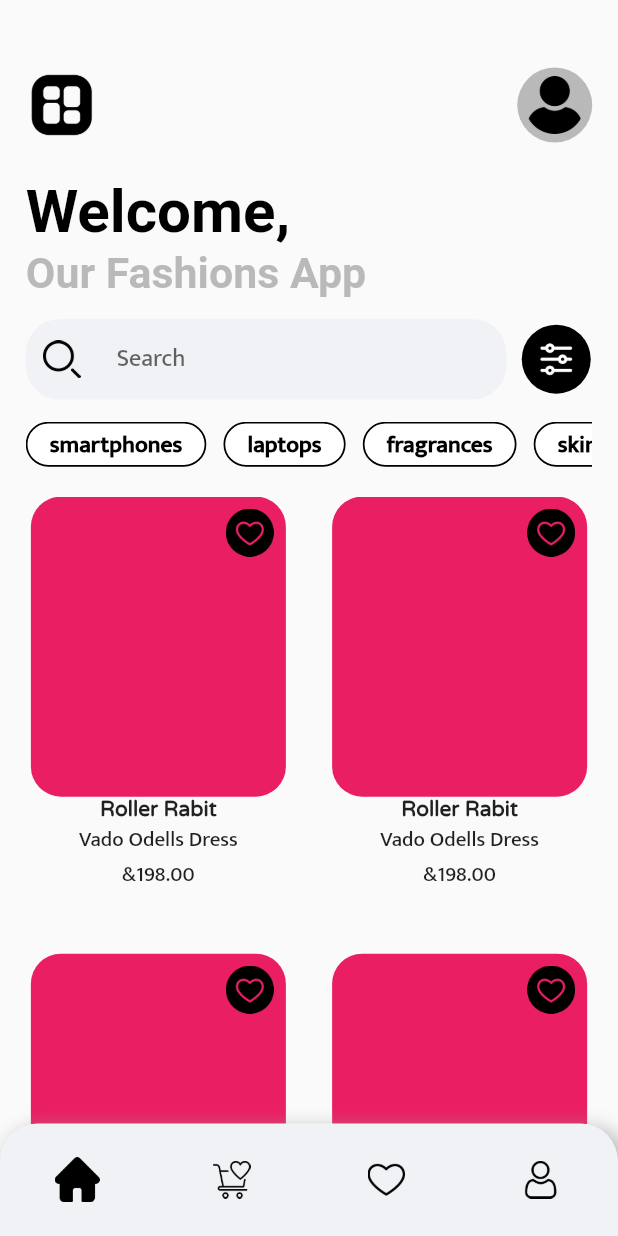
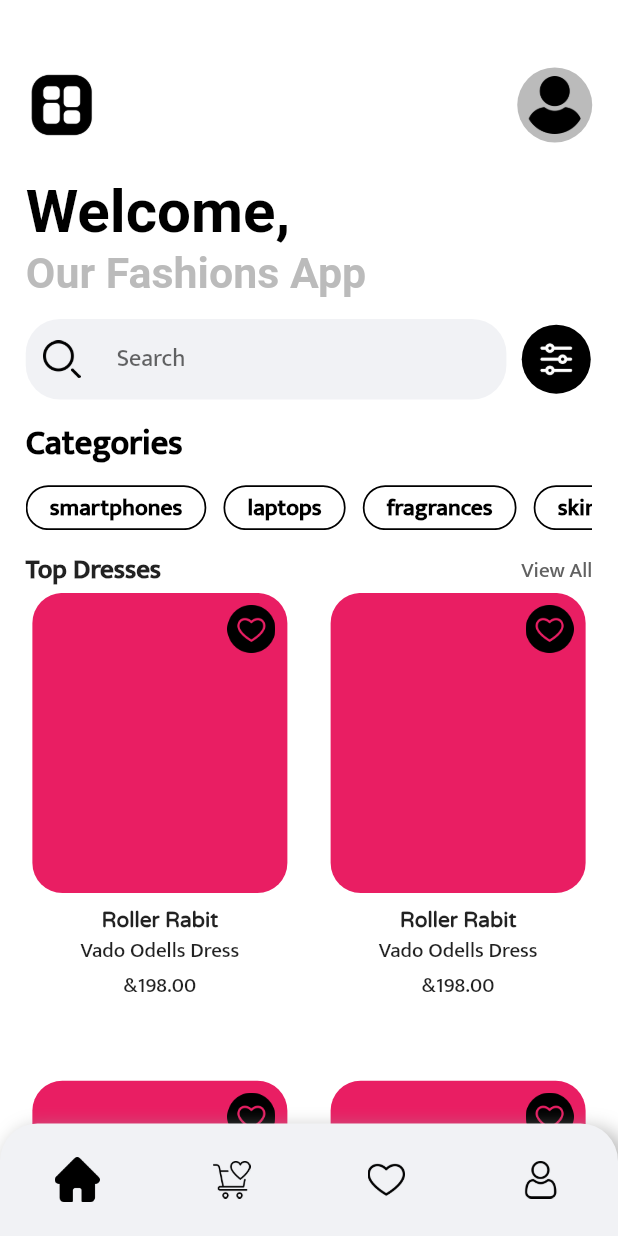
Before and after one commit to YojitSuthar/Practise-UI, a Flutter app: the HomeScreen screen opened by its route, on a phone screen of 412 x 824 dp. Run offline on Flutter 3.47's test engine with Material 2 defaults, Android fonts, the phone set to English and light mode, and no system bars; our stand-ins replace cloud_firestore, firebase_core, fluentui_icons, flutter_screenutil, get, lottie and 1 more; accounts and stored records are empty.

Commit message:
minor change

```diff
--- a/lib/resources/color_manager.dart
+++ b/lib/resources/color_manager.dart
@@ -8,10 +8,11 @@
 
 class ColorManager{
   static Color greyColor= Colors.grey;
+  static Color darkGreyColor= Colors.grey.shade700;
+  static Color greyOpacityColor= Colors.grey.withOpacity(0.7);
   static Color black87Color= Colors.black87;
   static Color blackColor= Colors.black;
   static Color lightGreenColor= Colors.lightGreen;
-  static Color greyOpacityColor= Colors.grey.withOpacity(0.7);
   static Color redColor= Colors.red;
   static Color lightBlueColor= Colors.lightBlue;
   static Color whiteColor= Colors.white;
--- a/lib/resources/style_manager.dart
+++ b/lib/resources/style_manager.dart
@@ -10,32 +10,31 @@
   static const FontWeight super_bold = FontWeight.w900;
 }
 
-//
+//Size,family
 TextStyle fontSizeFamilyTextStyle(double fontSize, String family){
   return TextStyle(fontSize: fontSize.sp, fontFamily: family);
 }
-
+//Size,family,Weight
 TextStyle fontSizeFamilyWeightTextStyle(double fontSize,String fontFamily, FontWeight weight) {
   return TextStyle(fontSize: fontSize.sp, fontFamily: fontFamily, fontWeight: weight);
 }
-
-TextStyle fontFamilyWeightTextStyle(FontWeight weight, String family){
+//family,Weight,
+TextStyle fontFamilyWeightTextStyle(String family,FontWeight weight){
   return TextStyle(fontWeight: weight, fontFamily: family);
 }
-
+//weight,Color
 TextStyle fontWeightColorTextStyle(FontWeight weight,  Color color){
   return TextStyle(fontWeight: weight, color: color);
 }
-
-TextStyle fontWeightColorSizeTextStyle(FontWeight weight,  Color color,double fontSize,){
+//weight,size,color
+TextStyle fontWeightSizeColorTextStyle(FontWeight weight,double fontSize,Color color){
   return TextStyle(fontWeight: weight, color: color,fontSize: fontSize.sp);
 }
-
-
+//size,Color
 TextStyle fontSizeColorTextStyle(double fontSize,  Color color){
   return TextStyle(fontSize: fontSize.sp, color: color);
 }
-
+//Size,Weight
 TextStyle fontSizeWeightTextStyle(double fontSize,  FontWeight weight,){
   return TextStyle(fontSize: fontSize.sp,fontWeight: weight,);
 }
--- a/lib/screens/home_screen/all_product.dart
+++ b/lib/screens/home_screen/all_product.dart
@@ -5,15 +5,14 @@
   //its will give the list of all product which is available in store and purchasable
   @override
   Widget build(BuildContext context) {
-    return Scaffold(
-      body: GridView.builder(
-        itemCount: 20,
+    return GridView.builder(
+      itemCount: 30,
       gridDelegate: const SliverGridDelegateWithFixedCrossAxisCount(
         crossAxisCount: 2,
-          mainAxisSpacing: 10,
-          crossAxisSpacing: 24,
+        mainAxisSpacing: 0,
+        crossAxisSpacing: 20,
         // width / height: fixed for *all* items
-          childAspectRatio: 0.6,
+        childAspectRatio: 0.55,
       ),
       itemBuilder: (BuildContext context, int index) {
         return Column(
@@ -24,7 +23,7 @@
               },
               child: Container(
                 height: 200,
-                  width: 170,
+                width: 170,margin: const EdgeInsets.only(bottom: 10),
                 decoration: BoxDecoration(
                     color: Colors.pink,
                     borderRadius: BorderRadius.circular(20)),
@@ -49,7 +48,6 @@
           ],
         );
       },
-      ),
     );
   }
 }
--- a/lib/screens/home_screen/home_screen.dart
+++ b/lib/screens/home_screen/home_screen.dart
@@ -22,6 +22,7 @@
         }
       },
       child: Scaffold(
+        backgroundColor: ColorManager.whiteColor,
           body: Padding(
             padding: const EdgeInsets.only(left: 15.0, right: 15.0).r,
             child: Container(
@@ -97,7 +98,7 @@
                                   onPressed: () {
                                     debugPrint("search icon");
                                   },
-                                  icon: Container(
+                                  icon: SizedBox(
                                     height: 25,
                                     child: Image.asset(
                                       IconsAssets.searchLogo,
@@ -140,8 +141,15 @@
                     ),
                   ),
                   Padding(
-                    padding: const EdgeInsets.only(top: 13).r,
-                    child: Container(
+                      padding: const EdgeInsets.only(top: 10),
+                      child: Text(
+                        "Categories",
+                        style: fontWeightSizeColorTextStyle(
+                            FontWeightManager.bold, 20, Colors.black),
+                      )),
+                  Padding(
+                    padding: const EdgeInsets.only(top: 8).r,
+                    child: SizedBox(
                       height: 25.h,
                       child: ListView.builder(
                         scrollDirection: Axis.horizontal,
@@ -155,14 +163,21 @@
                       ),
                     ),
                   ),
-                  const SizedBox(
-                    height: 20,
+                  SizedBox(
+                    height: 10.h,
                   ),
-                 Consumer<BottumNavigation>(builder: (context, value,child){
-                   return  Expanded(
-                     child: pages[value.selected],
-                   );
-                 })
+                  Row(
+                    mainAxisAlignment: MainAxisAlignment.spaceBetween,
+                    children: [
+                      const Text("Top Dresses",style: TextStyle(fontSize: 18,fontWeight: FontWeightManager.bold),),
+                      Text("View All",style: TextStyle(color: ColorManager.darkGreyColor),)
+                    ],
+                  ),
+                  Consumer<BottumNavigation>(builder: (context, value, child) {
+                    return Expanded(
+                      child: pages[value.selected],
+                    );
+                  })
                 ],
               ),
             ),
--- a/lib/screens/reuse_widget/buttons/category_button.dart
+++ b/lib/screens/reuse_widget/buttons/category_button.dart
@@ -34,10 +34,11 @@
                   borderRadius: BorderRadius.circular(15.0).w)),
           child: Text(
             label,
-            style: fontWeightColorSizeTextStyle(
+            style: fontWeightSizeColorTextStyle(
                 FontWeightManager.bold,
+                12.sp,
                 value.data.contains(index) ? ColorManager.whiteColor : ColorManager.blackColor,
-                12.sp),
+                ),
           ),
         );
       },)
--- a/lib/screens/reuse_widget/company_design.dart
+++ b/lib/screens/reuse_widget/company_design.dart
@@ -1,7 +1,6 @@
 import 'package:ecommerce/resources/resources.dart';
 import 'package:flutter/material.dart';
 import 'package:ecommerce/resources/import_resources.dart';
-
 
 class CompanyDesign extends StatelessWidget {
   const CompanyDesign({
@@ -38,7 +37,7 @@
             margin: const EdgeInsets.only(left: 5, top: 5).r,
             child: Text(StringManager.companySlogan,
                 style: fontFamilyWeightTextStyle(
-                    FontWeight.bold, "Gruppo")),
+                  "Gruppo",FontWeight.bold)),
           ),
         ],
       ),
--- a/pubspec.yaml
+++ b/pubspec.yaml
@@ -16,6 +16,8 @@
   flutter_screenutil: ^5.7.0
   get: ^4.6.5
   fluentui_icons: ^1.0.0
+  carousel_slider: ^4.2.1
+  smooth_page_indicator: ^1.0.1
 
 dev_dependencies:
   flutter_test:
```
Also changed, not shown: lib/screens/splash_Page/splash_screen.dart (+8 -9 lines), pubspec.lock. Lines whose indentation alone changed are shown as unchanged.
